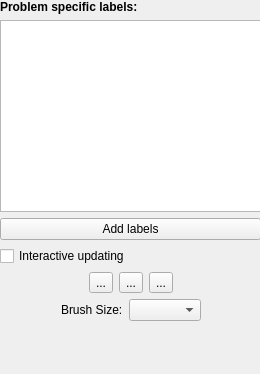
Qt form ilastik-shell/applets/pixelClassification/labelingDrawer.ui (ilastik/ilastik) before a commit.
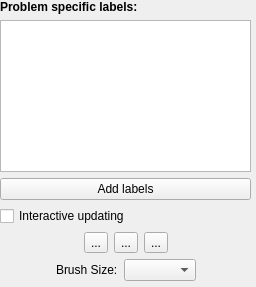
The same form after that commit. Custom widgets are drawn as their Qt base class.

Commit message: Converted applet bar to tree widget. TODO: Create a custom tree view subclass to make this less ugly

Diff of the .ui file:
```diff
--- a/ilastik-shell/applets/pixelClassification/labelingDrawer.ui
+++ b/ilastik-shell/applets/pixelClassification/labelingDrawer.ui
@@ -6,8 +6,8 @@
    <rect>
     <x>0</x>
     <y>0</y>
-    <width>260</width>
-    <height>374</height>
+    <width>256</width>
+    <height>287</height>
    </rect>
   </property>
   <property name="sizePolicy">
@@ -36,8 +36,8 @@
     <rect>
      <x>0</x>
      <y>0</y>
-     <width>261</width>
-     <height>371</height>
+     <width>251</width>
+     <height>281</height>
     </rect>
    </property>
    <layout class="QVBoxLayout" name="verticalLayout">
@@ -181,22 +181,6 @@
       </item>
      </layout>
     </item>
-    <item>
-     <spacer name="verticalSpacer_2">
-      <property name="orientation">
-       <enum>Qt::Vertical</enum>
-      </property>
-      <property name="sizeType">
-       <enum>QSizePolicy::MinimumExpanding</enum>
-      </property>
-      <property name="sizeHint" stdset="0">
-       <size>
-        <width>0</width>
-        <height>5</height>
-       </size>
-      </property>
-     </spacer>
-    </item>
    </layout>
   </widget>
  </widget>
```
The commit also changes 6 other files.
